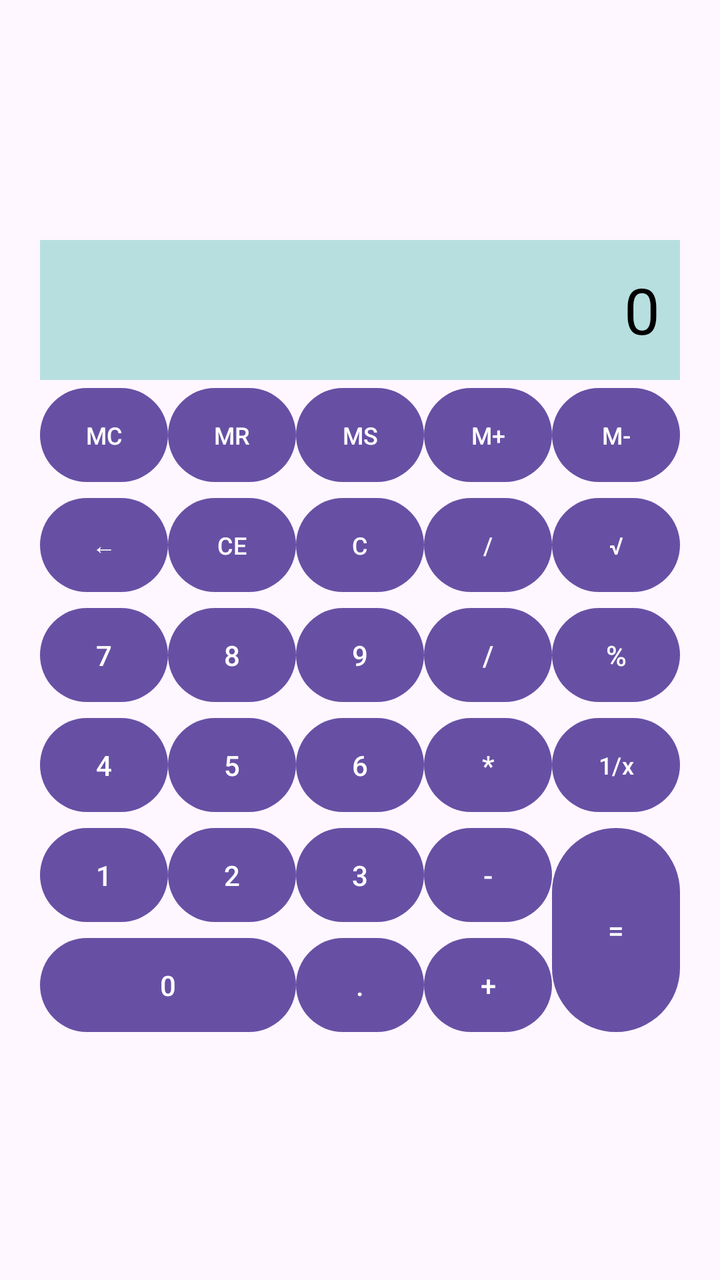
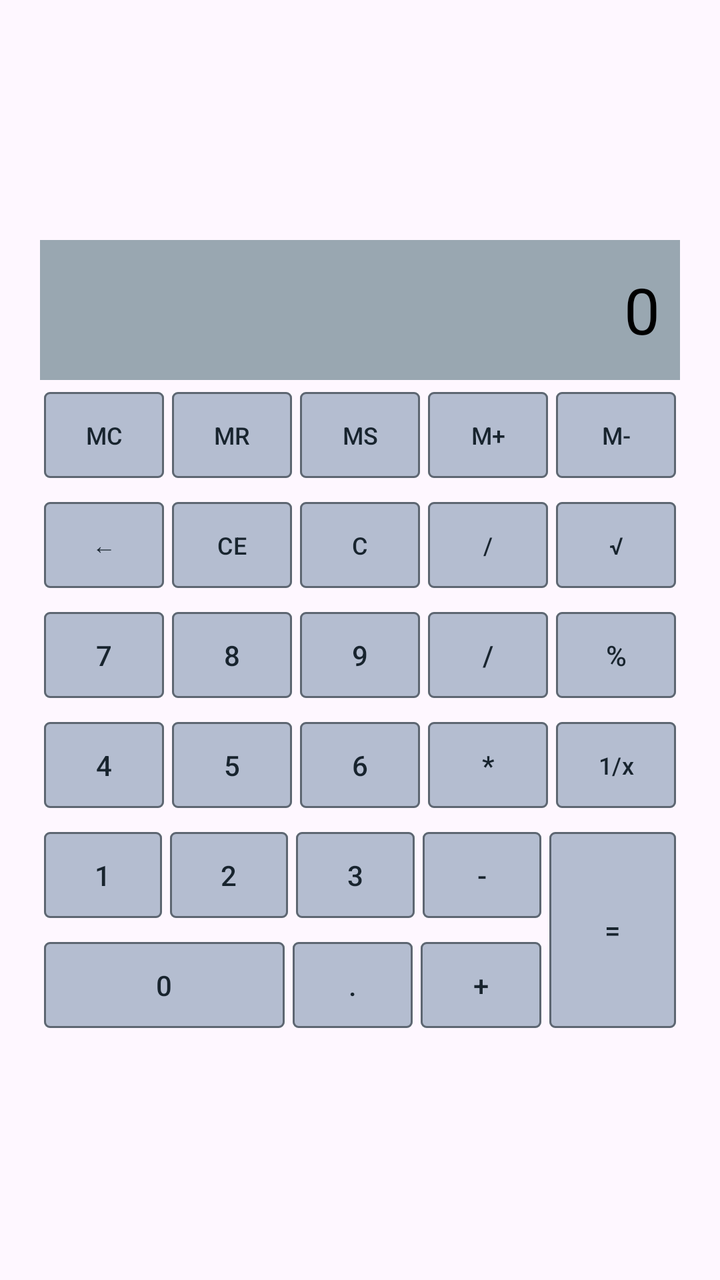

Two renders of the same Android screen: before a commit and after it. Below are the layout's source before the change and the commit's diff.
<!-- AndroidManifest.xml: application theme Theme.Calculator -->
<!-- res/layout/activity_main.xml -->
<?xml version="1.0" encoding="utf-8"?>
<LinearLayout
    xmlns:android="http://schemas.android.com/apk/res/android"
    android:layout_width="match_parent"
    android:layout_height="match_parent"
    android:orientation="vertical"
    android:gravity="center"
    android:padding="20dp">
    <TextView
        android:id="@+id/textViewResult"
        android:layout_width="match_parent"
        android:layout_height="70dp"
        android:gravity="end|center_vertical"
        android:text="0"
        android:textSize="32sp"
        android:padding="10dp"
        android:background="#B8DFE0"
        android:textColor="#000000" />
    <LinearLayout
        android:layout_width="match_parent"
        android:layout_height="55dp"
        android:orientation="horizontal">
        <Button
            android:id="@+id/buttonMC"
            android:layout_width="0dp"
            android:layout_height="match_parent"
            android:layout_weight="1"
            android:minWidth="0dp"
            android:padding="0dp"
            android:textSize="12sp"
            android:text="@string/btn_mc" />
        <Button
            android:id="@+id/buttonMR"
            android:layout_width="0dp"
            android:layout_height="match_parent"
            android:layout_weight="1"
            android:minWidth="0dp"
            android:padding="0dp"
            android:textSize="12sp"
            android:text="@string/btn_mr" />
        <Button
            android:id="@+id/buttonMS"
            android:layout_width="0dp"
            android:layout_height="match_parent"
            android:layout_weight="1"
            android:minWidth="0dp"
            android:padding="0dp"
            android:textSize="12sp"
            android:text="@string/btn_ms" />
        <Button
            android:id="@+id/buttonMPlus"
            android:layout_width="0dp"
            android:layout_height="match_parent"
            android:layout_weight="1"
            android:minWidth="0dp"
            android:padding="0dp"
            android:textSize="12sp"
            android:text="@string/btn_mplus" />
        <Button
            android:id="@+id/buttonMMinus"
            android:layout_width="0dp"
            android:layout_height="match_parent"
            android:layout_weight="1"
            android:minWidth="0dp"
            android:padding="0dp"
            android:textSize="12sp"
            android:text="@string/btn_mminus" />

    </LinearLayout>

    <LinearLayout
        android:layout_width="match_parent"
        android:layout_height="55dp"
        android:orientation="horizontal">

        <Button
            android:id="@+id/buttonBackspace"
            android:layout_width="0dp"
            android:layout_height="match_parent"
            android:layout_weight="1"
            android:minWidth="0dp"
            android:padding="0dp"
            android:textSize="12sp"
            android:text="@string/btn_backspace" />

        <Button
            android:id="@+id/buttonCE"
            android:layout_width="0dp"
            android:layout_height="match_parent"
            android:layout_weight="1"
            android:minWidth="0dp"
            android:padding="0dp"
            android:textSize="12sp"
            android:text="@string/btn_clear_entry" />

        <Button
            android:id="@+id/buttonClear"
            android:layout_width="0dp"
            android:layout_height="match_parent"
            android:layout_weight="1"
            android:minWidth="0dp"
            android:padding="0dp"
            android:textSize="12sp"
            android:text="@string/btn_clear" />

        <Button
            android:id="@+id/buttonDivide"
            android:layout_width="0dp"
            android:layout_height="match_parent"
            android:layout_weight="1"
            android:minWidth="0dp"
            android:padding="0dp"
            android:textSize="12sp"
            android:text="@string/btn_divide" />

        <Button
            android:id="@+id/buttonSqrt"
            android:layout_width="0dp"
            android:layout_height="match_parent"
            android:layout_weight="1"
            android:minWidth="0dp"
            android:padding="0dp"
            android:textSize="12sp"
            android:text="@string/btn_sqrt" />

    </LinearLayout>

    <LinearLayout
        android:layout_width="match_parent"
        android:layout_height="55dp"
        android:orientation="horizontal">

        <Button
            android:id="@+id/button7"
            android:layout_width="0dp"
            android:layout_height="match_parent"
            android:layout_weight="1"
            android:minWidth="0dp"
            android:padding="0dp"
            android:text="@string/btn_7" />

        <Button
            android:id="@+id/button8"
            android:layout_width="0dp"
            android:layout_height="match_parent"
            android:layout_weight="1"
            android:minWidth="0dp"
            android:padding="0dp"
            android:text="@string/btn_8" />

        <Button
            android:id="@+id/button9"
            android:layout_width="0dp"
            android:layout_height="match_parent"
            android:layout_weight="1"
            android:minWidth="0dp"
            android:padding="0dp"
            android:text="@string/btn_9" />

        <Button
            android:id="@+id/buttonDivide2"
            android:layout_width="0dp"
            android:layout_height="match_parent"
            android:layout_weight="1"
            android:minWidth="0dp"
            android:padding="0dp"
            android:text="@string/btn_divide" />

        <Button
            android:id="@+id/buttonPercent"
            android:layout_width="0dp"
            android:layout_height="match_parent"
            android:layout_weight="1"
            android:minWidth="0dp"
            android:padding="0dp"
            android:text="@string/btn_percent" />

    </LinearLayout>

    <LinearLayout
        android:layout_width="match_parent"
        android:layout_height="55dp"
        android:orientation="horizontal">

        <Button
            android:id="@+id/button4"
            android:layout_width="0dp"
            android:layout_height="match_parent"
            android:layout_weight="1"
            android:minWidth="0dp"
            android:padding="0dp"
            android:text="@string/btn_4" />

        <Button
            android:id="@+id/button5"
            android:layout_width="0dp"
            android:layout_height="match_parent"
            android:layout_weight="1"
            android:minWidth="0dp"
            android:padding="0dp"
            android:text="@string/btn_5" />

        <Button
            android:id="@+id/button6"
            android:layout_width="0dp"
            android:layout_height="match_parent"
            android:layout_weight="1"
            android:minWidth="0dp"
            android:padding="0dp"
            android:text="@string/btn_6" />

        <Button
            android:id="@+id/buttonMultiply"
            android:layout_width="0dp"
            android:layout_height="match_parent"
            android:layout_weight="1"
            android:minWidth="0dp"
            android:padding="0dp"
            android:text="@string/btn_multiply" />

        <Button
            android:id="@+id/buttonReciprocal"
            android:layout_width="0dp"
            android:layout_height="match_parent"
            android:layout_weight="1"
            android:minWidth="0dp"
            android:padding="0dp"
            android:textSize="12sp"
            android:text="@string/btn_reciprocal" />

    </LinearLayout>

    <LinearLayout
        android:layout_width="match_parent"
        android:layout_height="110dp"
        android:orientation="horizontal">

        <LinearLayout
            android:layout_width="0dp"
            android:layout_height="match_parent"
            android:layout_weight="4"
            android:orientation="vertical">

            <LinearLayout
                android:layout_width="match_parent"
                android:layout_height="55dp"
                android:orientation="horizontal">

                <Button
                    android:id="@+id/button1"
                    android:layout_width="0dp"
                    android:layout_height="match_parent"
                    android:layout_weight="1"
                    android:minWidth="0dp"
                    android:padding="0dp"
                    android:text="@string/btn_1" />

                <Button
                    android:id="@+id/button2"
                    android:layout_width="0dp"
                    android:layout_height="match_parent"
                    android:layout_weight="1"
                    android:minWidth="0dp"
                    android:padding="0dp"
                    android:text="@string/btn_2" />

                <Button
                    android:id="@+id/button3"
                    android:layout_width="0dp"
                    android:layout_height="match_parent"
                    android:layout_weight="1"
                    android:minWidth="0dp"
                    android:padding="0dp"
                    android:text="@string/btn_3" />

                <Button
                    android:id="@+id/buttonSubtract"
                    android:layout_width="0dp"
                    android:layout_height="match_parent"
                    android:layout_weight="1"
                    android:minWidth="0dp"
                    android:padding="0dp"
                    android:text="@string/btn_subtract" />

            </LinearLayout>

            <LinearLayout
                android:layout_width="match_parent"
                android:layout_height="55dp"
                android:orientation="horizontal">

                <Button
                    android:id="@+id/button0"
                    android:layout_width="0dp"
                    android:layout_height="match_parent"
                    android:layout_weight="2"
                    android:minWidth="0dp"
                    android:padding="0dp"
                    android:text="@string/btn_0" />

                <Button
                    android:id="@+id/buttonDecimal"
                    android:layout_width="0dp"
                    android:layout_height="match_parent"
                    android:layout_weight="1"
                    android:minWidth="0dp"
                    android:padding="0dp"
                    android:text="@string/btn_decimal" />

                <Button
                    android:id="@+id/buttonAdd"
                    android:layout_width="0dp"
                    android:layout_height="match_parent"
                    android:layout_weight="1"
                    android:minWidth="0dp"
                    android:padding="0dp"
                    android:text="@string/btn_add" />

            </LinearLayout>

        </LinearLayout>

        <Button
            android:id="@+id/buttonEquals"
            android:layout_width="0dp"
            android:layout_height="match_parent"
            android:layout_weight="1"
            android:minWidth="0dp"
            android:padding="0dp"
            android:text="@string/btn_equals" />

    </LinearLayout>

</LinearLayout>
<!-- resources referenced by this layout -->
<resources>
  <string name="btn_0">0</string>
  <string name="btn_1">1</string>
  <string name="btn_2">2</string>
  <string name="btn_3">3</string>
  <string name="btn_4">4</string>
  <string name="btn_5">5</string>
  <string name="btn_6">6</string>
  <string name="btn_7">7</string>
  <string name="btn_8">8</string>
  <string name="btn_9">9</string>
  <string name="btn_add">+</string>
  <string name="btn_backspace">←</string>
  <string name="btn_clear">C</string>
  <string name="btn_clear_entry">CE</string>
  <string name="btn_decimal">.</string>
  <string name="btn_divide">/</string>
  <string name="btn_equals">=</string>
  <string name="btn_mc">MC</string>
  <string name="btn_mminus">M-</string>
  <string name="btn_mplus">M+</string>
  <string name="btn_mr">MR</string>
  <string name="btn_ms">MS</string>
  <string name="btn_multiply">*</string>
  <string name="btn_percent">%</string>
  <string name="btn_reciprocal">1/x</string>
  <string name="btn_sqrt">√</string>
  <string name="btn_subtract">-</string>
  <style name="Theme.Calculator" parent="Base.Theme.Calculator" />
  <style name="Base.Theme.Calculator" parent="Theme.Material3.DayNight.NoActionBar">
          
          
      </style>
</resources>

<!-- the commit's change to res/layout/activity_main.xml (unified diff, before → after) -->
@@ -14,7 +14,7 @@
         android:text="0"
         android:textSize="32sp"
         android:padding="10dp"
-        android:background="#B8DFE0"
+        android:background="#99A7B1"
         android:textColor="#000000" />
     <LinearLayout
         android:layout_width="match_parent"
@@ -28,7 +28,8 @@
             android:minWidth="0dp"
             android:padding="0dp"
             android:textSize="12sp"
-            android:text="@string/btn_mc" />
+            android:text="@string/btn_mc"
+            style="@style/CalculatorButton"/>
         <Button
             android:id="@+id/buttonMR"
             android:layout_width="0dp"
@@ -37,7 +38,8 @@
             android:minWidth="0dp"
             android:padding="0dp"
             android:textSize="12sp"
-            android:text="@string/btn_mr" />
+            android:text="@string/btn_mr"
+            style="@style/CalculatorButton"/>
         <Button
             android:id="@+id/buttonMS"
             android:layout_width="0dp"
@@ -46,7 +48,8 @@
             android:minWidth="0dp"
             android:padding="0dp"
             android:textSize="12sp"
-            android:text="@string/btn_ms" />
+            android:text="@string/btn_ms"
+            style="@style/CalculatorButton"/>
         <Button
             android:id="@+id/buttonMPlus"
             android:layout_width="0dp"
@@ -55,7 +58,8 @@
             android:minWidth="0dp"
             android:padding="0dp"
             android:textSize="12sp"
-            android:text="@string/btn_mplus" />
+            android:text="@string/btn_mplus"
+            style="@style/CalculatorButton"/>
         <Button
             android:id="@+id/buttonMMinus"
             android:layout_width="0dp"
@@ -64,7 +68,8 @@
             android:minWidth="0dp"
             android:padding="0dp"
             android:textSize="12sp"
-            android:text="@string/btn_mminus" />
+            android:text="@string/btn_mminus"
+            style="@style/CalculatorButton"/>
 
     </LinearLayout>
 
@@ -81,7 +86,8 @@
             android:minWidth="0dp"
             android:padding="0dp"
             android:textSize="12sp"
-            android:text="@string/btn_backspace" />
+            android:text="@string/btn_backspace"
+            style="@style/CalculatorButton"/>
 
         <Button
             android:id="@+id/buttonCE"
@@ -91,7 +97,8 @@
             android:minWidth="0dp"
             android:padding="0dp"
             android:textSize="12sp"
-            android:text="@string/btn_clear_entry" />
+            android:text="@string/btn_clear_entry"
+            style="@style/CalculatorButton"/>
 
         <Button
             android:id="@+id/buttonClear"
@@ -101,7 +108,8 @@
             android:minWidth="0dp"
             android:padding="0dp"
             android:textSize="12sp"
-            android:text="@string/btn_clear" />
+            android:text="@string/btn_clear"
+            style="@style/CalculatorButton"/>
 
         <Button
             android:id="@+id/buttonDivide"
@@ -111,7 +119,8 @@
             android:minWidth="0dp"
             android:padding="0dp"
             android:textSize="12sp"
-            android:text="@string/btn_divide" />
+            android:text="@string/btn_divide"
+            style="@style/CalculatorButton"/>
 
         <Button
             android:id="@+id/buttonSqrt"
@@ -121,7 +130,8 @@
             android:minWidth="0dp"
             android:padding="0dp"
             android:textSize="12sp"
-            android:text="@string/btn_sqrt" />
+            android:text="@string/btn_sqrt"
+            style="@style/CalculatorButton"/>
 
     </LinearLayout>
 
@@ -137,7 +147,8 @@
             android:layout_weight="1"
             android:minWidth="0dp"
             android:padding="0dp"
-            android:text="@string/btn_7" />
+            android:text="@string/btn_7"
+            style="@style/CalculatorButton"/>
 
         <Button
             android:id="@+id/button8"
@@ -146,7 +157,8 @@
             android:layout_weight="1"
             android:minWidth="0dp"
             android:padding="0dp"
-            android:text="@string/btn_8" />
+            android:text="@string/btn_8"
+            style="@style/CalculatorButton"/>
 
         <Button
             android:id="@+id/button9"
@@ -155,7 +167,8 @@
             android:layout_weight="1"
             android:minWidth="0dp"
             android:padding="0dp"
-            android:text="@string/btn_9" />
+            android:text="@string/btn_9"
+            style="@style/CalculatorButton"/>
 
         <Button
             android:id="@+id/buttonDivide2"
@@ -164,7 +177,8 @@
             android:layout_weight="1"
             android:minWidth="0dp"
             android:padding="0dp"
-            android:text="@string/btn_divide" />
+            android:text="@string/btn_divide"
+            style="@style/CalculatorButton"/>
 
         <Button
             android:id="@+id/buttonPercent"
@@ -173,7 +187,8 @@
             android:layout_weight="1"
             android:minWidth="0dp"
             android:padding="0dp"
-            android:text="@string/btn_percent" />
+            android:text="@string/btn_percent"
+            style="@style/CalculatorButton"/>
 
     </LinearLayout>
 
@@ -189,7 +204,8 @@
             android:layout_weight="1"
             android:minWidth="0dp"
             android:padding="0dp"
-            android:text="@string/btn_4" />
+            android:text="@string/btn_4"
+            style="@style/CalculatorButton"/>
 
         <Button
             android:id="@+id/button5"
@@ -198,7 +214,8 @@
             android:layout_weight="1"
             android:minWidth="0dp"
             android:padding="0dp"
-            android:text="@string/btn_5" />
+            android:text="@string/btn_5"
+            style="@style/CalculatorButton"/>
 
         <Button
             android:id="@+id/button6"
@@ -207,7 +224,8 @@
             android:layout_weight="1"
             android:minWidth="0dp"
             android:padding="0dp"
-            android:text="@string/btn_6" />
+            android:text="@string/btn_6"
+            style="@style/CalculatorButton"/>
 
         <Button
             android:id="@+id/buttonMultiply"
@@ -216,7 +234,8 @@
             android:layout_weight="1"
             android:minWidth="0dp"
             android:padding="0dp"
-            android:text="@string/btn_multiply" />
+            android:text="@string/btn_multiply"
+            style="@style/CalculatorButton"/>
 
         <Button
             android:id="@+id/buttonReciprocal"
@@ -226,7 +245,8 @@
             android:minWidth="0dp"
             android:padding="0dp"
             android:textSize="12sp"
-            android:text="@string/btn_reciprocal" />
+            android:text="@string/btn_reciprocal"
+            style="@style/CalculatorButton"/>
 
     </LinearLayout>
 
@@ -253,7 +273,8 @@
                     android:layout_weight="1"
                     android:minWidth="0dp"
                     android:padding="0dp"
-                    android:text="@string/btn_1" />
+                    android:text="@string/btn_1"
+                    style="@style/CalculatorButton"/>
 
                 <Button
                     android:id="@+id/button2"
@@ -262,7 +283,8 @@
                     android:layout_weight="1"
                     android:minWidth="0dp"
                     android:padding="0dp"
-                    android:text="@string/btn_2" />
+                    android:text="@string/btn_2"
+                    style="@style/CalculatorButton"/>
 
                 <Button
                     android:id="@+id/button3"
@@ -271,7 +293,8 @@
                     android:layout_weight="1"
                     android:minWidth="0dp"
                     android:padding="0dp"
-                    android:text="@string/btn_3" />
+                    android:text="@string/btn_3"
+                    style="@style/CalculatorButton"/>
 
                 <Button
                     android:id="@+id/buttonSubtract"
@@ -280,7 +303,8 @@
                     android:layout_weight="1"
                     android:minWidth="0dp"
                     android:padding="0dp"
-                    android:text="@string/btn_subtract" />
+                    android:text="@string/btn_subtract"
+                    style="@style/CalculatorButton"/>
 
             </LinearLayout>
 
@@ -296,7 +320,8 @@
                     android:layout_weight="2"
                     android:minWidth="0dp"
                     android:padding="0dp"
-                    android:text="@string/btn_0" />
+                    android:text="@string/btn_0"
+                    style="@style/CalculatorButton"/>
 
                 <Button
                     android:id="@+id/buttonDecimal"
@@ -305,7 +330,8 @@
                     android:layout_weight="1"
                     android:minWidth="0dp"
                     android:padding="0dp"
-                    android:text="@string/btn_decimal" />
+                    android:text="@string/btn_decimal"
+                    style="@style/CalculatorButton"/>
 
                 <Button
                     android:id="@+id/buttonAdd"
@@ -314,7 +340,8 @@
                     android:layout_weight="1"
                     android:minWidth="0dp"
                     android:padding="0dp"
-                    android:text="@string/btn_add" />
+                    android:text="@string/btn_add"
+                    style="@style/CalculatorButton"/>
 
             </LinearLayout>
 
@@ -327,7 +354,8 @@
             android:layout_weight="1"
             android:minWidth="0dp"
             android:padding="0dp"
-            android:text="@string/btn_equals" />
+            android:text="@string/btn_equals"
+            style="@style/CalculatorButton"/>
 
     </LinearLayout>
 
<!-- resource entries referenced after the edit -->
@@ -27,6 +27,15 @@
   <string name="btn_reciprocal">1/x</string>
   <string name="btn_sqrt">√</string>
   <string name="btn_subtract">-</string>
+  <style name="CalculatorButton">
+          <item name="backgroundTint">#B4BDD0</item>
+          <item name="cornerRadius">3dp</item>
+          <item name="strokeColor">#5D6671</item>
+          <item name="strokeWidth">1dp</item>
+          <item name="android:layout_margin">2dp</item>
+          <item name="android:textColor">#18242E</item>
+          <item name="android:textAllCaps">false</item>
+      </style>
   <style name="Theme.Calculator" parent="Base.Theme.Calculator" />
   <style name="Base.Theme.Calculator" parent="Theme.Material3.DayNight.NoActionBar">
           
